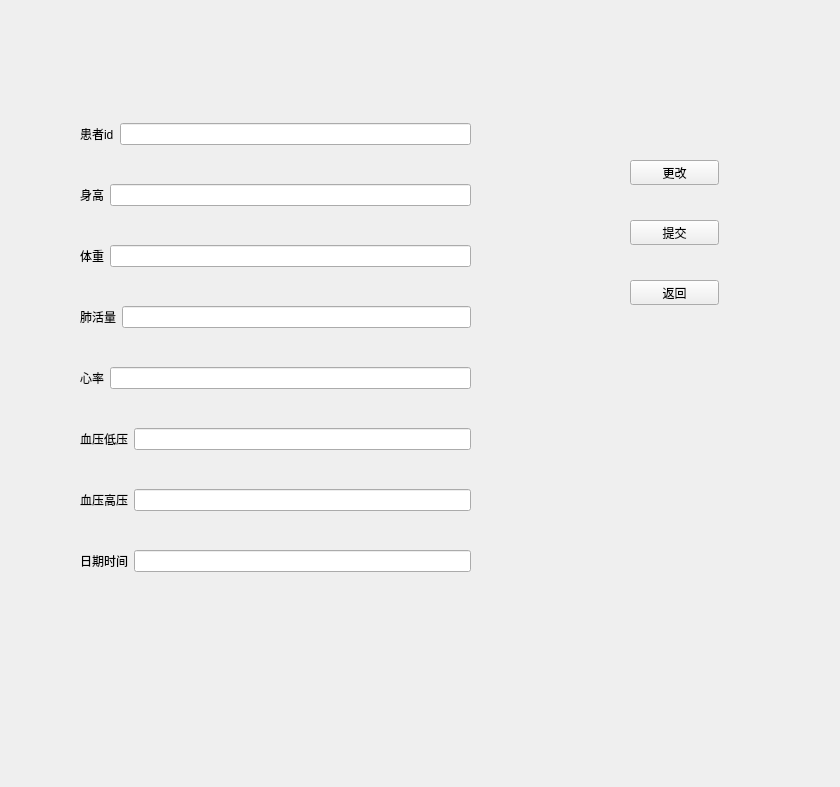
Above: ui/HealthAssesment.ui from BottleOfErie/SmartHospital before the change. Below: the same form after it.
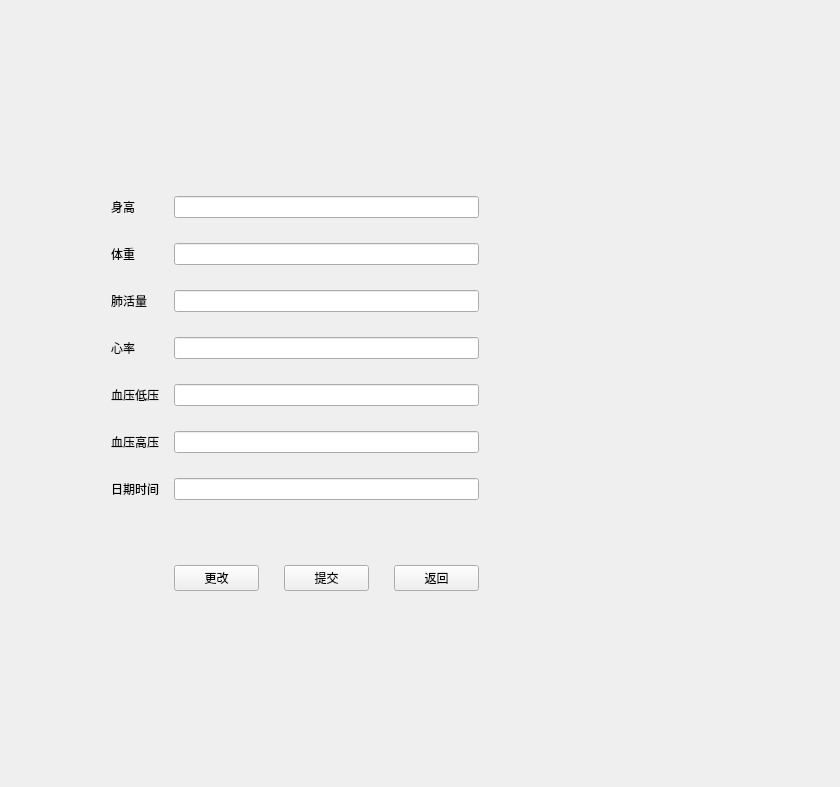
That is the form after the change. Icons and pictures are not drawn.

What changed in the file:
```diff
--- a/ui/HealthAssesment.ui
+++ b/ui/HealthAssesment.ui
@@ -13,169 +13,152 @@
   <property name="windowTitle">
    <string>Form</string>
   </property>
-  <widget class="QWidget" name="layoutWidget">
-   <property name="geometry">
-    <rect>
-     <x>80</x>
-     <y>90</y>
-     <width>391</width>
-     <height>521</height>
-    </rect>
-   </property>
-   <layout class="QVBoxLayout" name="verticalLayout">
-    <item>
-     <layout class="QHBoxLayout" name="horizontalLayout_6">
+  <property name="styleSheet">
+   <string notr="true">#HealthAssesment{border-image: url(:/images/04.jpg);}</string>
+  </property>
+  <layout class="QGridLayout" name="gridLayout">
+   <item row="0" column="0">
+    <layout class="QVBoxLayout" name="verticalLayout" stretch="1,2,1">
       <item>
        <widget class="QLabel" name="label_6">
         <property name="text">
-         <string>患者id</string>
+        <string/>
         </property>
        </widget>
       </item>
       <item>
-       <widget class="QLineEdit" name="lineEdit_6"/>
-      </item>
-     </layout>
-    </item>
-    <item>
-     <layout class="QHBoxLayout" name="horizontalLayout">
-      <item>
+      <layout class="QFormLayout" name="formLayout">
+       <property name="horizontalSpacing">
+        <number>15</number>
+       </property>
+       <property name="verticalSpacing">
+        <number>25</number>
+       </property>
+       <property name="leftMargin">
+        <number>100</number>
+       </property>
+       <property name="topMargin">
+        <number>50</number>
+       </property>
+       <property name="rightMargin">
+        <number>350</number>
+       </property>
+       <property name="bottomMargin">
+        <number>50</number>
+       </property>
+       <item row="0" column="0">
        <widget class="QLabel" name="label">
         <property name="text">
          <string>身高</string>
         </property>
        </widget>
       </item>
-      <item>
+       <item row="0" column="1">
        <widget class="QLineEdit" name="lineEdit"/>
       </item>
-     </layout>
-    </item>
-    <item>
-     <layout class="QHBoxLayout" name="horizontalLayout_2">
-      <item>
+       <item row="1" column="0">
        <widget class="QLabel" name="label_2">
         <property name="text">
          <string>体重</string>
         </property>
        </widget>
       </item>
-      <item>
+       <item row="1" column="1">
        <widget class="QLineEdit" name="lineEdit_2"/>
       </item>
-     </layout>
-    </item>
-    <item>
-     <layout class="QHBoxLayout" name="horizontalLayout_3">
-      <item>
+       <item row="2" column="0">
        <widget class="QLabel" name="label_3">
         <property name="text">
          <string>肺活量</string>
         </property>
        </widget>
       </item>
-      <item>
+       <item row="2" column="1">
        <widget class="QLineEdit" name="lineEdit_3"/>
       </item>
-     </layout>
-    </item>
-    <item>
-     <layout class="QHBoxLayout" name="horizontalLayout_4">
-      <item>
+       <item row="3" column="0">
        <widget class="QLabel" name="label_4">
         <property name="text">
          <string>心率</string>
         </property>
        </widget>
       </item>
-      <item>
+       <item row="3" column="1">
        <widget class="QLineEdit" name="lineEdit_4"/>
       </item>
-     </layout>
-    </item>
-    <item>
-     <layout class="QHBoxLayout" name="horizontalLayout_7">
-      <item>
+       <item row="4" column="0">
        <widget class="QLabel" name="label_7">
         <property name="text">
          <string>血压低压</string>
         </property>
        </widget>
       </item>
-      <item>
+       <item row="4" column="1">
        <widget class="QLineEdit" name="lineEdit_7"/>
       </item>
-     </layout>
-    </item>
-    <item>
-     <layout class="QHBoxLayout" name="horizontalLayout_5">
-      <item>
+       <item row="5" column="0">
        <widget class="QLabel" name="label_5">
         <property name="text">
          <string>血压高压</string>
         </property>
        </widget>
       </item>
-      <item>
+       <item row="5" column="1">
        <widget class="QLineEdit" name="lineEdit_5"/>
       </item>
-     </layout>
-    </item>
-    <item>
-     <layout class="QHBoxLayout" name="horizontalLayout_8">
-      <item>
+       <item row="6" column="0">
        <widget class="QLabel" name="label_8">
         <property name="text">
          <string>日期时间</string>
         </property>
        </widget>
       </item>
-      <item>
+       <item row="6" column="1">
        <widget class="QLineEdit" name="lineEdit_8"/>
       </item>
-     </layout>
-    </item>
-   </layout>
-  </widget>
-  <widget class="QPushButton" name="pushButton_2">
-   <property name="geometry">
-    <rect>
-     <x>630</x>
-     <y>220</y>
-     <width>89</width>
-     <height>25</height>
-    </rect>
-   </property>
-   <property name="text">
-    <string>提交</string>
-   </property>
-  </widget>
+       <item row="7" column="1">
+        <layout class="QHBoxLayout" name="horizontalLayout">
+         <property name="spacing">
+          <number>25</number>
+         </property>
+         <property name="topMargin">
+          <number>40</number>
+         </property>
+         <item>
   <widget class="QPushButton" name="pushButton">
-   <property name="geometry">
-    <rect>
-     <x>630</x>
-     <y>160</y>
-     <width>89</width>
-     <height>25</height>
-    </rect>
-   </property>
    <property name="text">
     <string>更改</string>
    </property>
   </widget>
+         </item>
+         <item>
+          <widget class="QPushButton" name="pushButton_2">
+           <property name="text">
+            <string>提交</string>
+           </property>
+          </widget>
+         </item>
+         <item>
   <widget class="QPushButton" name="pushButton_3">
-   <property name="geometry">
-    <rect>
-     <x>630</x>
-     <y>280</y>
-     <width>89</width>
-     <height>25</height>
-    </rect>
-   </property>
    <property name="text">
     <string>返回</string>
    </property>
   </widget>
+         </item>
+        </layout>
+       </item>
+      </layout>
+     </item>
+     <item>
+      <widget class="QLabel" name="label_9">
+       <property name="text">
+        <string/>
+       </property>
+      </widget>
+     </item>
+    </layout>
+   </item>
+  </layout>
  </widget>
  <resources/>
  <connections/>
```
Lines whose indentation alone changed are shown as unchanged.
